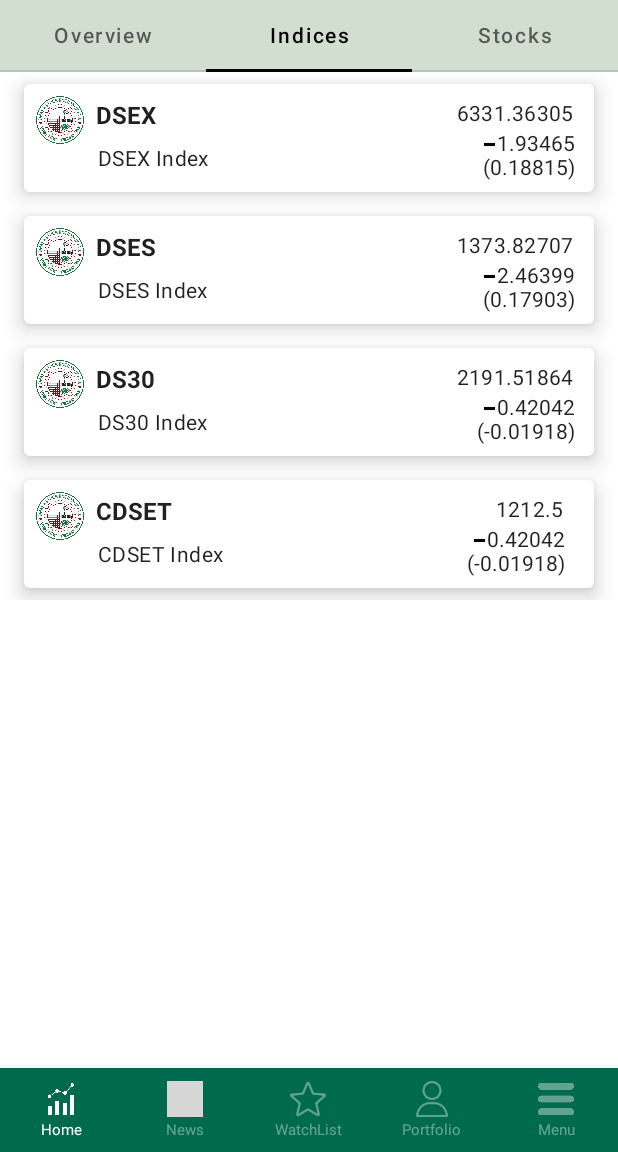
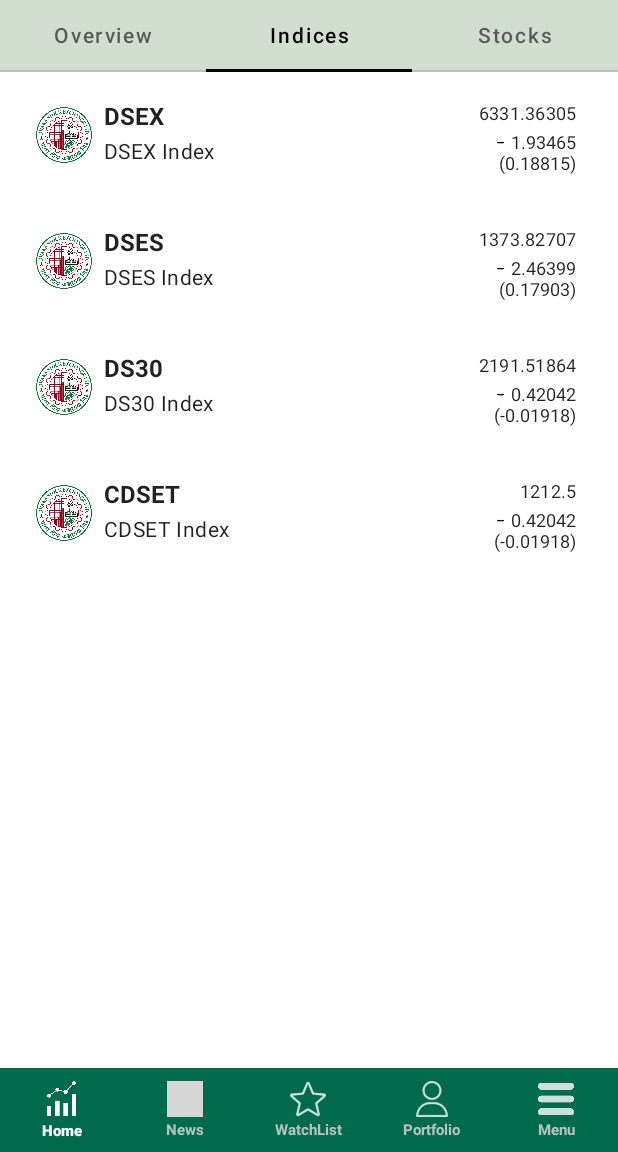
Before and after one commit to AbuSayedMasud/Capita, an Android app built with Jetpack Compose: the HomeScreen screen opened through its navigation route, tab 2 chosen, on a phone screen of 412 x 824 dp, the part 84-1236 px from its top. Run offline under Robolectric (Android 15) with nearby library versions, the phone set to English and light mode, and no system bars; our stand-ins replace accompanist; grey boxes are pictures that could not be loaded.

Commit message:
enhance icon

```diff
--- a/app/src/main/java/com/example/capita/home/homeScreen/index/IndexView.kt
+++ b/app/src/main/java/com/example/capita/home/homeScreen/index/IndexView.kt
@@ -12,6 +12,7 @@ import androidx.compose.ui.graphics.Color
 import androidx.compose.ui.platform.LocalConfiguration
 import androidx.compose.ui.res.painterResource
 import androidx.compose.ui.text.font.FontWeight
+import androidx.compose.ui.text.style.TextAlign
 import androidx.compose.ui.tooling.preview.Preview
 import androidx.compose.ui.unit.dp
 import androidx.compose.ui.unit.sp
@@ -24,98 +25,116 @@ fun IndexView(index: Indices) {
     val screenWidth = configuration.screenWidthDp.dp
     val screenHeight = configuration.screenHeightDp.dp
 
+    // Define sizes based on screen size
+    val imageSize = (screenWidth * 0.09f).coerceAtMost(52.dp)
+    val textColumnWeight =
+        if (screenWidth > 600.dp) 4f else 1f // Increase text space on large screens
+    val valueColumnWeight =
+        if (screenWidth > 600.dp) 2f else 1f // Increase value space on large screens
+    val textSize = if (screenWidth > 600.dp) 14.sp else 12.sp
+
     Card(
         modifier = Modifier.padding(16.dp, 8.dp),
-        elevation = 8.dp,
+        elevation = 0.dp,
         backgroundColor = Color(0xFFFFFFFF),
         shape = MaterialTheme.shapes.medium,
     ) {
-        Row(modifier = Modifier.padding(8.dp)) {
-            // First Column
-            Column(modifier = Modifier.weight(4f)) {
-                Row(modifier = Modifier.fillMaxWidth()) {
-                    // First Row - Icon and Full Name
+        Row(
+            modifier = Modifier.padding(8.dp),
+            verticalAlignment = Alignment.CenterVertically,
+        ) {
+            // First Column - Icon and Full Name
             Image(
                 painter = painterResource(id = index.icon),
                 contentDescription = null,
-                        modifier = Modifier.size(32.dp),
+                modifier = Modifier
+                    .size(imageSize),
             )
+
+            Spacer(modifier = Modifier.width(8.dp)) // Space between Image and Texts
+
+            // Second Column - Texts
+            Column(modifier = Modifier.weight(textColumnWeight)) {
+                Row(verticalAlignment = Alignment.CenterVertically) {
                     Text(
                         text = index.shortName,
-                        modifier = Modifier.padding(start = 8.dp, top = 4.dp),
                         style = MaterialTheme.typography.body1.copy(fontWeight = FontWeight.Bold),
                     )
                 }
+
+                Spacer(modifier = Modifier.height(4.dp))
+
                 Row(
-                    modifier = Modifier
-                        .fillMaxWidth()
-                        .padding(start = 41.dp),
+                    verticalAlignment = Alignment.CenterVertically,
+                    modifier = Modifier.padding(),
                 ) {
-                    // Second Row - Short Name, Equity, Market
                     Text(
                         text = index.longName,
                         style = MaterialTheme.typography.body2,
                     )
                 }
             }
-            // Second Column
-            Column(modifier = Modifier.weight(2f)) {
             Column(
                 modifier = Modifier
-                        .fillMaxHeight()
-                        .align(Alignment.CenterHorizontally),
-                    verticalArrangement = Arrangement.Center,
+                    .weight(valueColumnWeight)
+                    .offset(x = -screenWidth * 0.01f), // move text to the left by 5% of screen width
             ) {
-                    // Second Row - Closed Price and Change
                 Row(
                     verticalAlignment = Alignment.CenterVertically,
-                        modifier = Modifier.align(Alignment.End).padding(start = screenWidth * 0.08f),
+                    modifier = Modifier
+                        .align(Alignment.End),
+//                        .padding(start = screenWidth * 0.1f)
                 ) {
                     Text(
                         text = index.amount.toString(),
                         style = MaterialTheme.typography.subtitle1,
-                            fontSize = 14.sp,
+                        fontSize = textSize,
+                        textAlign = TextAlign.End,
                     )
                 }
+
                 Row(
                     verticalAlignment = Alignment.CenterVertically,
-                        modifier = Modifier.align(Alignment.End).padding(start = screenWidth * 0.08f),
+                    modifier = Modifier
+                        .align(Alignment.End),
+//                        .padding(start = screenWidth * 0.08f)
                 ) {
                     Image(
                         painter = painterResource(id = index.changeIcon),
                         contentDescription = null,
                         modifier = Modifier
-                                .size(10.dp),
+                            .size(10.dp)
+                            .padding(end = 4.dp),
                     )
                     Text(
                         text = index.increase.toString(),
                         style = MaterialTheme.typography.body1,
-                            fontSize = 14.sp,
+                        fontSize = textSize,
                     )
                 }
+
                 Row(
                     verticalAlignment = Alignment.CenterVertically,
-                        modifier = Modifier.align(Alignment.End).padding(start = screenWidth * 0.08f),
+                    modifier = Modifier
+                        .align(Alignment.End),
+//                        .padding(start = screenWidth * 0.08f)
                 ) {
-                        Text(
-                            "(",
-                            fontSize = 14.sp,
-                        )
+                    Text("(", fontSize = textSize)
                     if (index.percentage.toString() == "-") {
                         Image(
                             painter = painterResource(id = index.changeIcon),
                             contentDescription = null,
                             modifier = Modifier
-                                    .size(12.dp),
+                                .size(12.dp)
+                                .padding(end = 4.dp),
                         )
                     }
                     Text(
                         text = index.percentage.toString(),
                         style = MaterialTheme.typography.body1,
-                            fontSize = 14.sp,
+                        fontSize = textSize,
                     )
-                        Text(")", fontSize = 14.sp)
-                    }
+                    Text(")", fontSize = textSize)
                 }
             }
         }
--- a/app/src/main/java/com/example/capita/home/shell/MainScreenBottomBar.kt
+++ b/app/src/main/java/com/example/capita/home/shell/MainScreenBottomBar.kt
@@ -1,5 +1,4 @@
 package com.example.capita.home.shell
-
 
 import android.annotation.SuppressLint
 import androidx.compose.foundation.clickable
@@ -9,10 +8,11 @@ import androidx.compose.material.*
 import androidx.compose.runtime.Composable
 import androidx.compose.runtime.getValue
 import androidx.compose.ui.Modifier
+import androidx.compose.ui.draw.alpha
 import androidx.compose.ui.graphics.Color
 import androidx.compose.ui.res.painterResource
 import androidx.compose.ui.text.TextStyle
-import androidx.compose.ui.tooling.preview.Preview
+import androidx.compose.ui.text.font.FontWeight
 import androidx.compose.ui.unit.dp
 import androidx.compose.ui.unit.sp
 import androidx.navigation.NavDestination
@@ -26,7 +26,7 @@ import com.example.capita.service.news.NewsServiceImpl
 @SuppressLint("UnusedMaterialScaffoldPaddingParameter", "SuspiciousIndentation")
 @Composable
 fun MainScreenBottomBar() {
-    val navController= rememberNavController()
+    val navController = rememberNavController()
     val newsService = NewsServiceImpl()
 //
     Scaffold(bottomBar = { bottomBar(navController = navController) }) {
@@ -45,12 +45,12 @@ fun bottomBar(navController: NavHostController) {
     )
     val navBackStackEntry by navController.currentBackStackEntryAsState()
     val currentDestination = navBackStackEntry?.destination
-    BottomNavigation (backgroundColor = Color(0xFF006A4E),contentColor = Color.White ){
+    BottomNavigation(backgroundColor = Color(0xFF006A4E), contentColor = Color.White) {
         screens.forEach { screen ->
             AddItem(
                 screen = screen,
-                curentDestination = currentDestination,
-                navController = navController
+                currentDestination = currentDestination,
+                navController = navController,
             )
         }
     }
@@ -59,39 +59,59 @@ fun bottomBar(navController: NavHostController) {
 @Composable
 fun RowScope.AddItem(
     screen: BottomBarScreen,
-    curentDestination: NavDestination?,
-    navController: NavHostController
+    currentDestination: NavDestination?,
+    navController: NavHostController,
 ) {
+    val selected = currentDestination?.hierarchy?.any() { it.route == screen.route } == true
+    val unselectedIconTint =
+        if (!selected) LocalContentColor.current.copy(alpha = 1f) else LocalContentColor.current
+    val textColor = if (selected) Color.White else Color.LightGray.copy(alpha = 0.9f)
+    val textStyle = TextStyle(fontSize = 10.sp, color = textColor, fontWeight = if (selected) FontWeight.ExtraBold else FontWeight.Bold)
+
     BottomNavigationItem(
         label = {
-            Text(text = screen.title,
-                style = TextStyle(fontSize = 10.sp)) // Reduce font size)
+            Text(
+                text = screen.title,
+                style = textStyle,
+                modifier = Modifier.alpha(1f),
+            ) // Reduce font size)
         },
         icon = {
             val icon = painterResource(id = screen.icon)
-            Icon(painter = icon, contentDescription = "Navigation Icon",modifier = Modifier.size(24.dp))
+            val modifier = if (selected) {
+                Modifier
+                    .size(26.dp)
+//                    .background(color = Color(0xFF7eb09b))
+            } else {
+                Modifier
+                    .size(24.dp)
+                    .alpha(0.8f) // This will make the unselected icon a bit transparent
+            }
+            Icon(
+                painter = icon,
+                contentDescription = "Navigation Icon",
+                modifier = modifier,
+                tint = unselectedIconTint,
+            )
         },
-        selected = curentDestination?.hierarchy?.any() {
-            it.route == screen.route
-        } == true,
-        modifier = if (curentDestination?.hierarchy?.any { it.route == screen.route } == true) {
+        selected = selected,
+        modifier = if (selected) {
             Modifier
         } else {
             Modifier.clickable { navController.navigate(screen.route) }
         },
         onClick = {
-            navController.navigate(screen.route){
+            navController.navigate(screen.route) {
                 popUpTo(navController.graph.findStartDestination().id)
-                launchSingleTop=true
+                launchSingleTop = true
             }
         },
-        unselectedContentColor = LocalContentColor.current.copy(alpha = ContentAlpha.disabled)
-
-
+        unselectedContentColor = LocalContentColor.current.copy(alpha = ContentAlpha.disabled),
     )
 }
-//@Preview(showBackground = true)
-//@Composable
-//fun PreviewMainScreenBottomBar() {
+
+// @Preview(showBackground = true)
+// @Composable
+// fun PreviewMainScreenBottomBar() {
 //    MainScreenBottomBar()
-//}
+// }
--- a/service-protype/src/main/java/com/example/capita/service/home/filter/FilterServiceImpl.kt
+++ b/service-protype/src/main/java/com/example/capita/service/home/filter/FilterServiceImpl.kt
@@ -9,12 +9,12 @@ class FilterServiceImpl : FilterService {
 
     val filter = listOf(
         Filter(
-            icon = R.drawable.dse,
+            icon = R.drawable.cse,
             shortName = "DSE",
             longName = "Dhaka Stock Exchange Ltd.",
         ),
         Filter(
-            icon = R.drawable.dse,
+            icon = R.drawable.cse,
             shortName = "CSE",
             longName = "Chittagong Stock Exchange Ltd.",
         ),
```
Also changed, not shown: app/src/main/java/com/example/capita/home/bottomScreen/BookmarkScreen.kt (+8 -6 lines), app/src/main/java/com/example/capita/home/shell/BottomBarScreen.kt (+6 -7 lines). Lines whose indentation alone changed are shown as unchanged.
